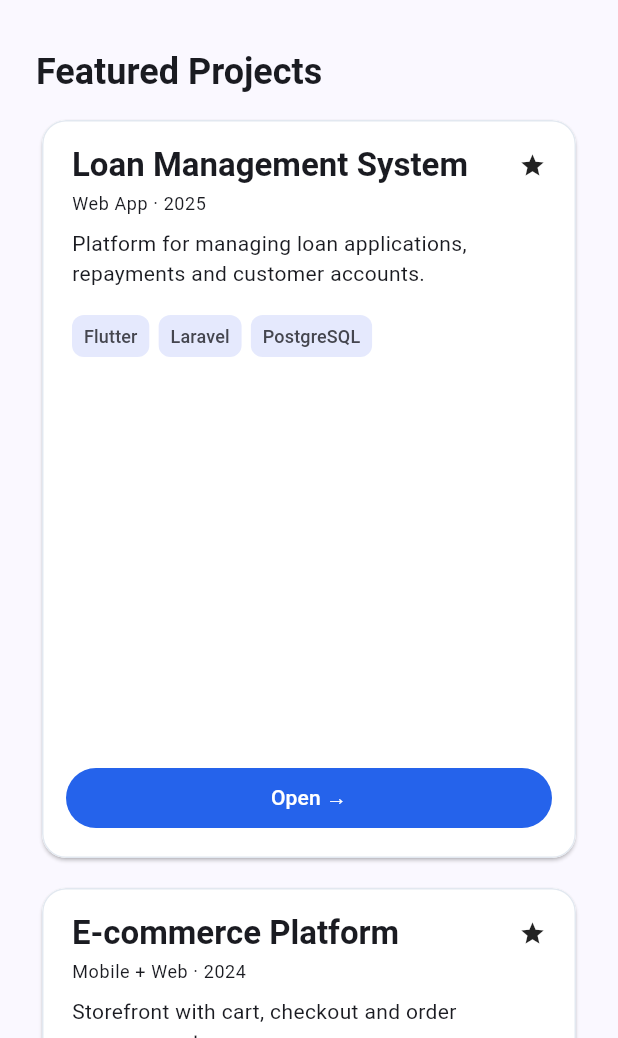
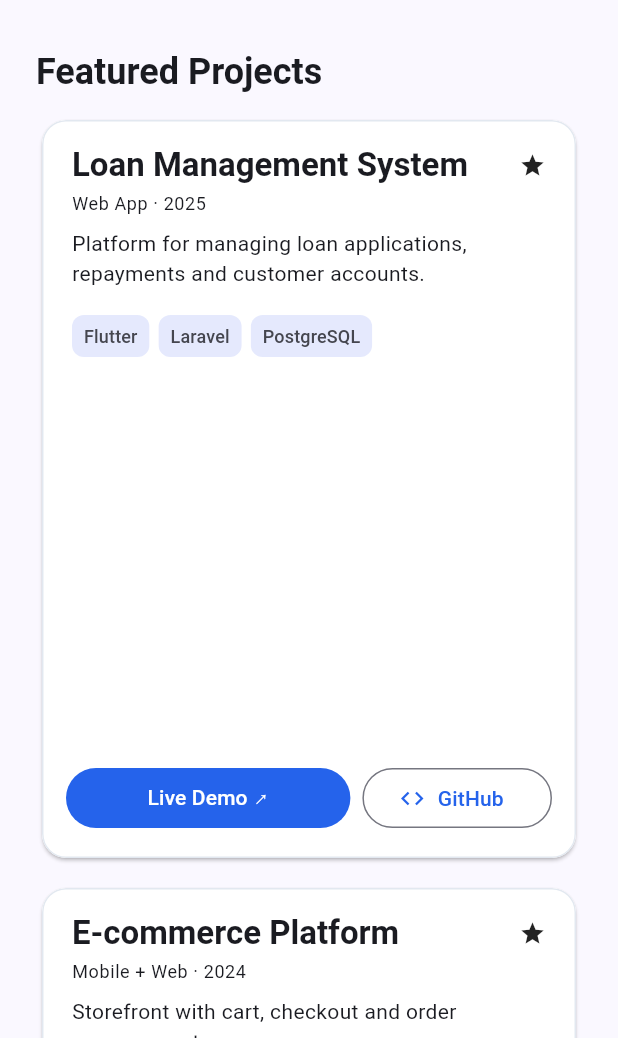
Before and after one commit to oyinss/portfolio, a Flutter app: the screen it shows after launch, scrolled down 576 dp, on a phone screen of 412 x 824 dp, the part 198-1236 px from its top. Run offline on Flutter 3.47's test engine with Material 3 defaults, Android fonts, the phone set to English and light mode, and no system bars; our stand-ins replace file_picker, flutter_svg, go_router, image_picker, shared_preferences.

Commit message:
Project cards: Live Demo + GitHub button row per reference

```diff
--- a/app/lib/shared/widgets/project_card.dart
+++ b/app/lib/shared/widgets/project_card.dart
@@ -1,6 +1,7 @@
 library;
 
 import 'package:flutter/material.dart';
+import 'package:url_launcher/url_launcher.dart';
 
 import '../../core/utils/file_url.dart';
 import '../../models/project.dart';
@@ -13,6 +14,11 @@ class ProjectCard extends StatelessWidget {
   final Project project;
   final VoidCallback onTap;
   const ProjectCard({super.key, required this.project, required this.onTap});
+
+  Future<void> _openUrl(String url) async {
+    final uri = Uri.tryParse(url);
+    if (uri != null) await launchUrl(uri);
+  }
 
   @override
   Widget build(BuildContext context) {
@@ -61,7 +67,7 @@ class ProjectCard extends StatelessWidget {
               padding: const EdgeInsets.fromLTRB(20, 8, 20, 0),
               child: Text(
                 project.shortDescription,
-                maxLines: 2,
+                maxLines: 3,
                 overflow: TextOverflow.ellipsis,
               ),
             ),
@@ -77,16 +83,33 @@ class ProjectCard extends StatelessWidget {
               ),
             ),
             const Spacer(),
-            Padding(
-              padding: const EdgeInsets.all(16),
-              child: SizedBox(
-                width: double.infinity,
-                child: FilledButton(
-                  onPressed: onTap,
-                  child: const Text('Open →'),
+            if (project.liveUrl != null || project.githubUrl != null)
+              Padding(
+                padding: const EdgeInsets.all(16),
+                child: Row(
+                  children: [
+                    if (project.liveUrl != null)
+                      Expanded(
+                        flex: 3,
+                        child: FilledButton(
+                          onPressed: () => _openUrl(project.liveUrl!),
+                          child: const Text('Live Demo ↗'),
+                        ),
+                      ),
+                    if (project.liveUrl != null && project.githubUrl != null)
+                      const SizedBox(width: 8),
+                    if (project.githubUrl != null)
+                      Expanded(
+                        flex: 2,
+                        child: OutlinedButton.icon(
+                          onPressed: () => _openUrl(project.githubUrl!),
+                          icon: const Icon(Icons.code, size: 18),
+                          label: const Text('GitHub'),
+                        ),
+                      ),
+                  ],
                 ),
               ),
-            ),
           ],
         ),
       ),
```
